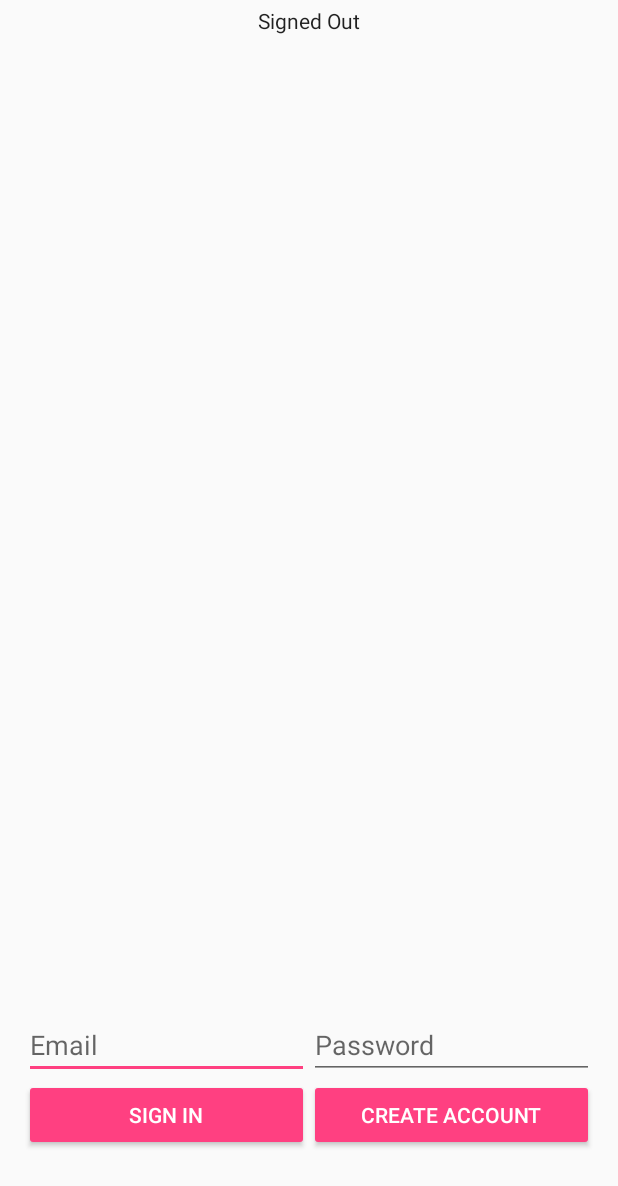
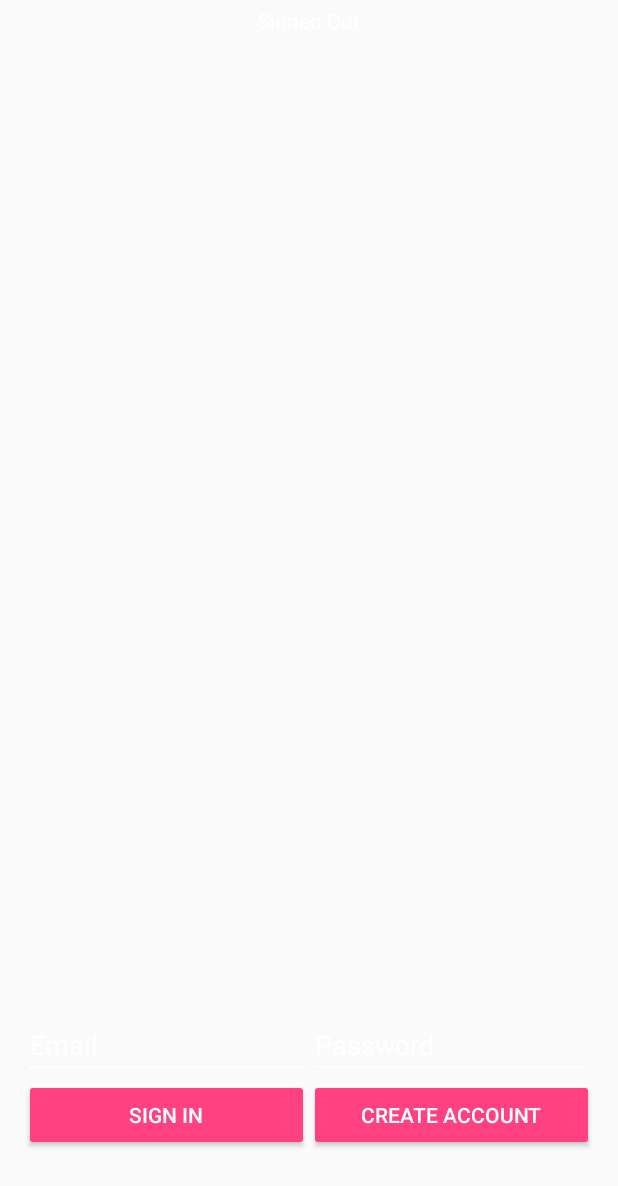
Before and after one commit to alassadi/Mat, an Android app: the layout activity_login.xml on its own in the app's theme, with its tools: preview values and no code run, on a phone screen of 412 x 824 dp. Shown: the top 1186 px of the screen. Run offline under Robolectric (Android 15) with nearby library versions, the phone set to English and light mode, and no system bars.

Commit message:
Login page, menu page and user panel.

```diff
--- a/app/src/main/AndroidManifest.xml
+++ b/app/src/main/AndroidManifest.xml
@@ -2,6 +2,7 @@
 <manifest xmlns:android="http://schemas.android.com/apk/res/android"
     package="com.company.mat">
 
+    <uses-permission android:name="android.permission.INTERNET" />
     <application
         android:allowBackup="true"
         android:icon="@mipmap/ic_launcher"
@@ -17,6 +18,11 @@
             </intent-filter>
         </activity>
         <activity android:name=".MainActivity" />
+        <activity
+            android:name=".Home"
+            android:label="@string/title_activity_home"
+            android:theme="@style/AppTheme.NoActionBar"
+            android:windowSoftInputMode="adjustResize|stateAlwaysHidden"></activity>
     </application>
 
 </manifest>
--- a/app/src/main/res/layout/activity_login.xml
+++ b/app/src/main/res/layout/activity_login.xml
@@ -5,6 +5,7 @@
     android:layout_height="match_parent"
     android:orientation="vertical"
     android:weightSum="4"
+
     tools:context="com.company.mat.LoginActivity">
 
     <LinearLayout
@@ -17,7 +18,8 @@
         <TextView
             android:id="@+id/status"
             style="@style/ThemeOverlay.MyTextDetail"
-            android:text="@string/signed_out" />
+            android:text="@string/signed_out"
+            android:textColor="@color/white" />
 
     </LinearLayout>
 
@@ -40,18 +42,22 @@
                 android:layout_width="0dp"
                 android:layout_height="wrap_content"
                 android:layout_weight="1"
+                android:backgroundTint="@color/white"
                 android:hint="@string/hint_email"
-                android:inputType="textEmailAddress" />
+                android:inputType="textEmailAddress"
+                android:textColor="@color/white"
+                android:textColorHint="@color/white" />
 
             <EditText
                 android:id="@+id/field_password"
                 android:layout_width="0dp"
                 android:layout_height="wrap_content"
                 android:layout_weight="1"
+                android:backgroundTint="@color/white"
                 android:hint="@string/hint_password"
-                android:inputType="textPassword" />
-
-
+                android:inputType="textPassword"
+                android:textColor="@color/white"
+                android:textColorHint="@color/white" />
         </LinearLayout>
 
         <LinearLayout
--- a/app/src/main/res/layout/activity_main.xml
+++ b/app/src/main/res/layout/activity_main.xml
@@ -1,8 +1,9 @@
 <?xml version="1.0" encoding="utf-8"?>
-<android.support.constraint.ConstraintLayout xmlns:android="http://schemas.android.com/apk/res/android"
+<RelativeLayout xmlns:android="http://schemas.android.com/apk/res/android"
     xmlns:tools="http://schemas.android.com/tools"
     android:layout_width="match_parent"
     android:layout_height="match_parent"
+    android:background="@drawable/background"
     tools:context="com.company.mat.MainActivity">
 
-</android.support.constraint.ConstraintLayout>
+</RelativeLayout>
--- a/app/src/main/res/values/colors.xml
+++ b/app/src/main/res/values/colors.xml
@@ -3,4 +3,7 @@
     <color name="colorPrimary">#3F51B5</color>
     <color name="colorPrimaryDark">#303F9F</color>
     <color name="colorAccent">#FF4081</color>
+    <color name="overlayBackground">#7f333639</color>
+    <color name="overlayActionBar">#0e0d0e</color>
+    <color name="white">#FFFFFF</color>
 </resources>
--- a/app/src/main/res/values/strings.xml
+++ b/app/src/main/res/values/strings.xml
@@ -9,4 +9,10 @@
     <string name="auth_failed">Authentication failed</string>
     <string name="emailpassword_status_fmt">Email User: %1$s (verified: %2$b)</string>
     <string name="signed_out">Signed Out</string>
+    <string name="title_activity_home">Home</string>
+
+    <string name="navigation_drawer_open">Open navigation drawer</string>
+    <string name="navigation_drawer_close">Close navigation drawer</string>
+
+    <string name="action_settings">Settings</string>
 </resources>
--- a/app/src/main/res/values/styles.xml
+++ b/app/src/main/res/values/styles.xml
@@ -1,7 +1,7 @@
 <resources>
 
     <!-- Base application theme. -->
-    <style name="AppTheme" parent="Theme.AppCompat.Light.DarkActionBar">
+    <style name="AppTheme" parent="Theme.AppCompat.Light.NoActionBar">
         <!-- Customize your theme here. -->
         <item name="colorPrimary">@color/colorPrimary</item>
         <item name="colorPrimaryDark">@color/colorPrimaryDark</item>
@@ -30,4 +30,13 @@
         <item name="android:scrollbars">vertical</item>
         <item name="android:textSize">14sp</item>
     </style>
+
+    <style name="AppTheme.NoActionBar">
+        <item name="windowActionBar">false</item>
+        <item name="windowNoTitle">true</item>
+    </style>
+
+    <style name="AppTheme.AppBarOverlay" parent="ThemeOverlay.AppCompat.Dark.ActionBar" />
+
+    <style name="AppTheme.PopupOverlay" parent="ThemeOverlay.AppCompat.Light" />
 </resources>
```
Also changed, not shown: app/build.gradle (+5 -4 lines), app/src/main/java/com/company/mat/LoginActivity.java (+6 -1 lines), app/src/main/res/layout/menu_item.xml (added, +31 -0 lines).
